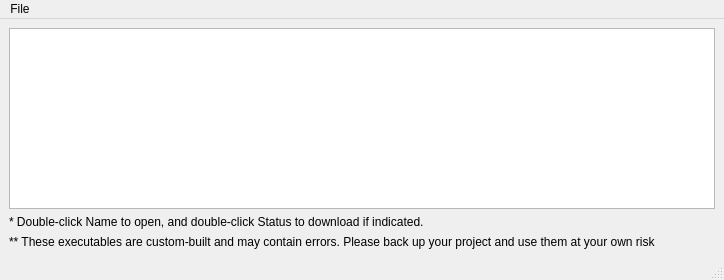
Above: labs/mainwindow.ui from antonio-aldebaran-mms/mms-labs before the change. Below: the same form after it.
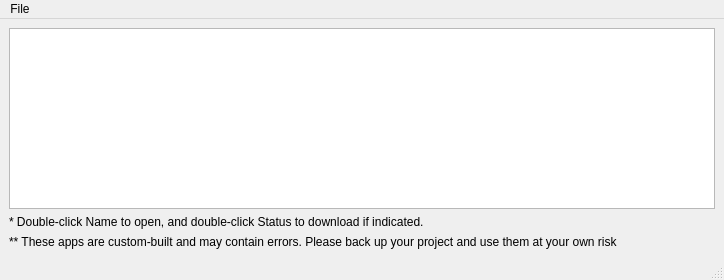
That is the form after the change. Icons and pictures are not drawn.

Diff of the .ui file:
```diff
--- a/labs/mainwindow.ui
+++ b/labs/mainwindow.ui
@@ -28,7 +28,7 @@
     <item>
      <widget class="QLabel" name="label">
       <property name="text">
-       <string>** These executables are custom-built and may contain errors. Please back up your project and use them at your own risk</string>
+       <string>** These apps are custom-built and may contain errors. Please back up your project and use them at your own risk</string>
       </property>
      </widget>
     </item>
```
Left out of the diff: 3 changed lines with no effect on the pictures.
